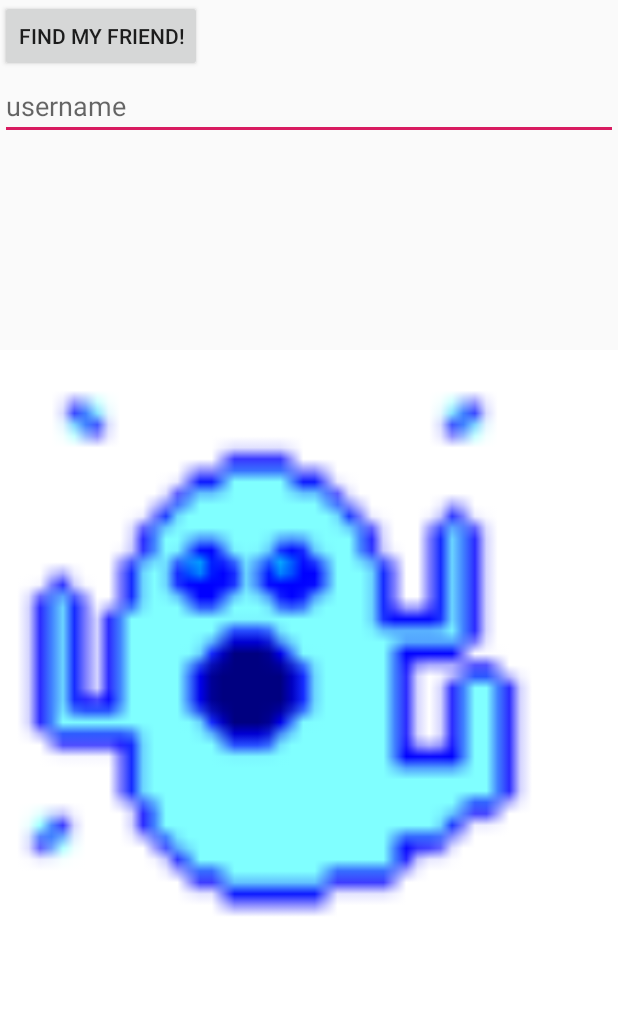
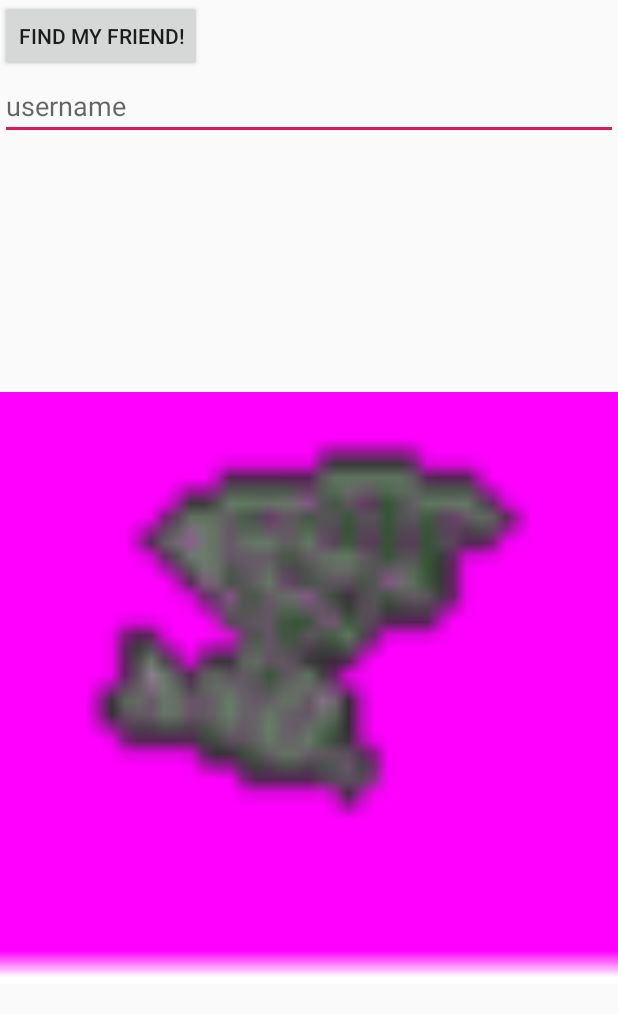
Before and after one commit to bbchristians/NFCTest, an Android app: the screen it shows after launch (MainActivity), on a phone screen of 412 x 824 dp. Shown: the top 1014 px of the screen. Run offline under Robolectric (Android 15) with nearby library versions, the phone set to English and light mode, and no system bars; 2 statements that could not run were skipped.

Commit message:
Fixed things kinda

```diff
--- a/app/src/main/java/dev/benchristians/nfctest/MainActivity.java
+++ b/app/src/main/java/dev/benchristians/nfctest/MainActivity.java
@@ -15,6 +15,7 @@ import android.text.Editable;
 import android.util.Log;
 import android.view.View;
 import android.widget.EditText;
+import android.widget.ImageView;
 import dev.benchristians.nfctest.models.DataTransferModel;
 import dev.benchristians.nfctest.util.AlertUtil;
 import dev.benchristians.nfctest.util.TagUtil;
@@ -25,6 +26,7 @@ public class MainActivity extends Activity {
     private boolean mWriteMode = false;
     NfcAdapter mNfcAdapter;
     EditText mNote;
+    ImageView mImage;
 
     PendingIntent mNfcPendingIntent;
     IntentFilter[] mWriteTagFilters;
@@ -44,10 +46,16 @@ public class MainActivity extends Activity {
                 disableNdefExchangeMode();
                 enableTagWriteMode();
 
+                mNfcAdapter.setNdefPushMessage(getNoteAsNdef(), MainActivity.this);
+
                 AlertUtil.showTouchButtsDialog(MainActivity.this);
             }
         });
         this.mNote = findViewById(R.id.username);
+        this.mImage = findViewById(R.id.my_pet);
+
+        this.mImage.setImageResource(R.drawable.bat);
+        this.mImage.setTag(R.drawable.bat);
 
         // Handle all of our received NFC intents in this activity.
         this.mNfcPendingIntent = PendingIntent.getActivity(this, 0,
@@ -101,7 +109,8 @@ public class MainActivity extends Activity {
 
     private NdefMessage getNoteAsNdef() {
         String enteredUsername = mNote.getText().toString();
-        DataTransferModel model = new DataTransferModel(enteredUsername, 123, Util.getChildbirthTime() );
+        Integer imageId = (Integer) mImage.getTag();
+        DataTransferModel model = new DataTransferModel(enteredUsername, imageId, Util.getChildbirthTime() );
         return model.getAsPayload();
     }
 
@@ -146,7 +155,6 @@ public class MainActivity extends Activity {
 
     public void enableTagWriteMode() {
         mWriteMode = true;
-        mNfcAdapter.setNdefPushMessage(getNoteAsNdef(), MainActivity.this);
         IntentFilter tagDetected = new IntentFilter(NfcAdapter.ACTION_TAG_DISCOVERED);
         mWriteTagFilters = new IntentFilter[] {
                 tagDetected
```
